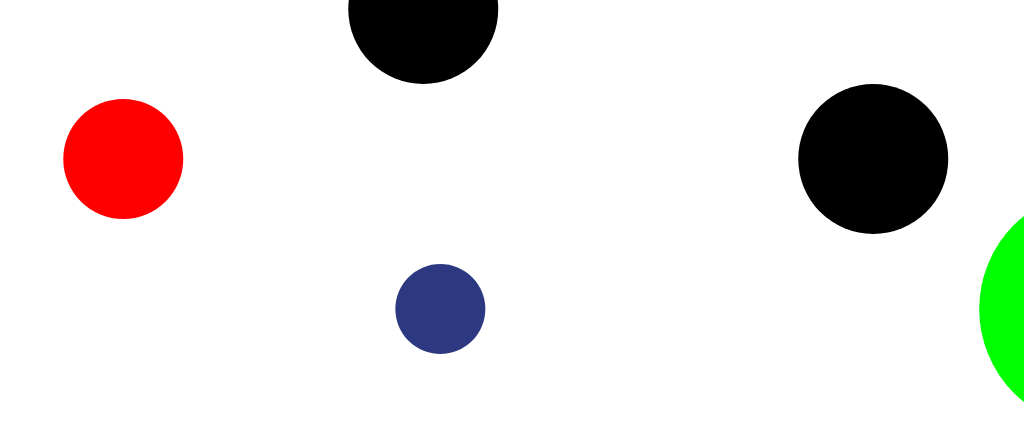
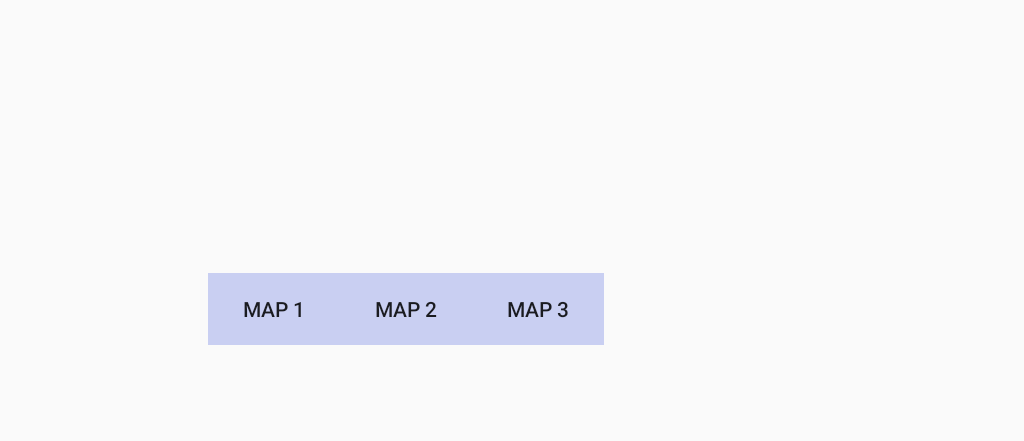
Before and after one commit to RainMustFall/gravity-shawarma, an Android app: the screen it shows after launch (MapActivity before the commit, MapChooserActivity after it), after a tap on "START", on a phone screen of 824 x 412 dp (held sideways). Shown: the top 441 px of the screen, without its empty margins (212-1236 px from the left). Run offline under Robolectric (Android 15) with nearby library versions, the phone set to English and light mode, and no system bars.

Commit message:
Implement basic version of MapChooser activity

```diff
--- a/app/src/main/java/com/andrew/and/dima/gravityshawarma/main/MainActivity.java
+++ b/app/src/main/java/com/andrew/and/dima/gravityshawarma/main/MainActivity.java
@@ -2,19 +2,15 @@ package com.andrew.and.dima.gravityshawarma.main;
 
 import androidx.appcompat.app.AppCompatActivity;
 
-import android.content.Context;
 import android.content.Intent;
 import android.os.Bundle;
 import android.view.View;
 import android.widget.Button;
-import android.widget.Toast;
 
-import com.andrew.and.dima.gravityshawarma.map.MapActivity;
 import com.andrew.and.dima.gravityshawarma.R;
+import com.andrew.and.dima.gravityshawarma.map_chooser.MapChooserActivity;
 
 public class MainActivity extends AppCompatActivity {
-  static final int START_LEVEL = 1;
-
   private Button startButton;
 
   @Override
@@ -26,23 +22,9 @@ public class MainActivity extends AppCompatActivity {
     startButton.setOnClickListener(new View.OnClickListener() {
       @Override
       public void onClick(View v) {
-        Intent intent = new Intent(MainActivity.this, MapActivity.class);
-        intent.putExtra("mapNumber", 2);
-        startActivityForResult(intent, START_LEVEL);
+        Intent intent = new Intent(MainActivity.this, MapChooserActivity.class);
+        startActivity(intent);
       }
     });
   }
-
-  @Override
-  protected void onActivityResult(int requestCode, int resultCode,
-                                  Intent data) {
-    if (requestCode == START_LEVEL) {
-      Context context = getApplicationContext();
-      int duration = Toast.LENGTH_SHORT;
-      String text = (resultCode == RESULT_OK) ? "You won!" : "You lose!";
-      Toast toast = Toast.makeText(context, text, duration);
-      toast.show();
-    }
-    super.onActivityResult(requestCode, resultCode, data);
-  }
 }
--- a/app/src/main/java/com/andrew/and/dima/gravityshawarma/map_chooser/MapChooser.java
+++ b/app/src/main/java/com/andrew/and/dima/gravityshawarma/map_chooser/MapChooser.java
@@ -13,7 +13,7 @@ import java.util.Scanner;
 
 public class MapChooser {
   public enum MapType {
-    FINISHED, OPENED, CLOSED, NOT_AVAILABLE
+    FINISHED, OPENED
   }
 
   private ArrayList<MapType> availableMaps;
--- a/app/src/main/java/com/andrew/and/dima/gravityshawarma/map_chooser/MapChooserActivity.java
+++ b/app/src/main/java/com/andrew/and/dima/gravityshawarma/map_chooser/MapChooserActivity.java
@@ -1,17 +1,75 @@
 package com.andrew.and.dima.gravityshawarma.map_chooser;
 
+import android.content.Context;
+import android.content.Intent;
 import android.os.Bundle;
+import android.view.View;
+import android.widget.Button;
+import android.widget.Toast;
 
 import androidx.appcompat.app.AppCompatActivity;
 
+import com.andrew.and.dima.gravityshawarma.R;
+import com.andrew.and.dima.gravityshawarma.map.MapActivity;
+
 public class MapChooserActivity extends AppCompatActivity {
-  private MapChooser mapChooser;
+  static final int START_GAME = 1;
+
+//  private MapChooser mapChooser;
+
+  private Button map1Button;
+  private Button map2Button;
+  private Button map3Button;
 
   @Override
   protected void onCreate(Bundle savedInstanceState) {
     super.onCreate(savedInstanceState);
 
-    mapChooser = new MapChooser(this);
+//    mapChooser = new MapChooser(this);
+
+    setContentView(R.layout.activity_map_chooser);
+    map1Button = findViewById(R.id.map1_button);
+    map2Button = findViewById(R.id.map2_button);
+    map3Button = findViewById(R.id.map3_button);
+
+    map1Button.setOnClickListener(new View.OnClickListener() {
+      @Override
+      public void onClick(View view) {
+        Intent intent = new Intent(MapChooserActivity.this, MapActivity.class);
+        intent.putExtra("mapNumber", 1);
+        startActivityForResult(intent, START_GAME);
+      }
+    });
+
+    map2Button.setOnClickListener(new View.OnClickListener() {
+      @Override
+      public void onClick(View view) {
+        Intent intent = new Intent(MapChooserActivity.this, MapActivity.class);
+        intent.putExtra("mapNumber", 2);
+        startActivityForResult(intent, START_GAME);
+      }
+    });
+
+    map3Button.setOnClickListener(new View.OnClickListener() {
+      @Override
+      public void onClick(View view) {
+        Intent intent = new Intent(MapChooserActivity.this, MapActivity.class);
+        intent.putExtra("mapNumber", 3);
+        startActivityForResult(intent, START_GAME);
+      }
+    });
   }
 
+  @Override
+  protected void onActivityResult(int requestCode, int resultCode,
+                                  Intent data) {
+    if (requestCode == START_GAME) {
+      Context context = getApplicationContext();
+      int duration = Toast.LENGTH_SHORT;
+      String text = (resultCode == RESULT_OK) ? "You won!" : "You lose!";
+      Toast toast = Toast.makeText(context, text, duration);
+      toast.show();
+    }
+    super.onActivityResult(requestCode, resultCode, data);
+  }
 }
--- /dev/null
+++ b/app/src/main/res/layout/activity_map_chooser.xml
@@ -0,0 +1,33 @@
+<?xml version="1.0" encoding="utf-8"?>
+<LinearLayout xmlns:android="http://schemas.android.com/apk/res/android"
+    android:layout_width="wrap_content"
+    android:layout_height="wrap_content"
+    android:layout_gravity="center"
+    android:background="#6D8694E6"
+    android:gravity="center">
+
+    <Button
+        android:id="@+id/map1_button"
+        style="@style/Widget.AppCompat.Button.Borderless"
+        android:layout_width="wrap_content"
+        android:layout_height="wrap_content"
+        android:layout_weight="1"
+        android:text="@string/map1" />
+
+    <Button
+        android:id="@+id/map2_button"
+        style="@style/Widget.AppCompat.Button.Borderless"
+        android:layout_width="wrap_content"
+        android:layout_height="wrap_content"
+        android:layout_weight="1"
+        android:text="@string/map2" />
+
+    <Button
+        android:id="@+id/map3_button"
+        style="@style/Widget.AppCompat.Button.Borderless"
+        android:layout_width="wrap_content"
+        android:layout_height="wrap_content"
+        android:layout_weight="1"
+        android:text="@string/map3" />
+
+</LinearLayout>
--- a/app/src/main/res/raw/available_maps.json
+++ b/app/src/main/res/raw/available_maps.json
@@ -2,6 +2,6 @@
   "availableMaps": [
     "FINISHED",
     "OPENED",
-    "CLOSED"
+    "OPENED"
   ]
 }
--- a/app/src/main/res/values/strings.xml
+++ b/app/src/main/res/values/strings.xml
@@ -1,4 +1,7 @@
 <resources>
     <string name="app_name">Gravity Shawarma</string>
     <string name="start_button">Start</string>
+    <string name="map1">Map 1</string>
+    <string name="map2">Map 2</string>
+    <string name="map3">Map 3</string>
 </resources>
```
Also changed, not shown: app/src/main/res/raw/map1.json (+1 -6 lines), app/src/main/res/raw/map2.json (+6 -9 lines), app/src/main/res/raw/map3.json (renamed from app/src/main/res/raw/map0.json, +8 -0 lines).
